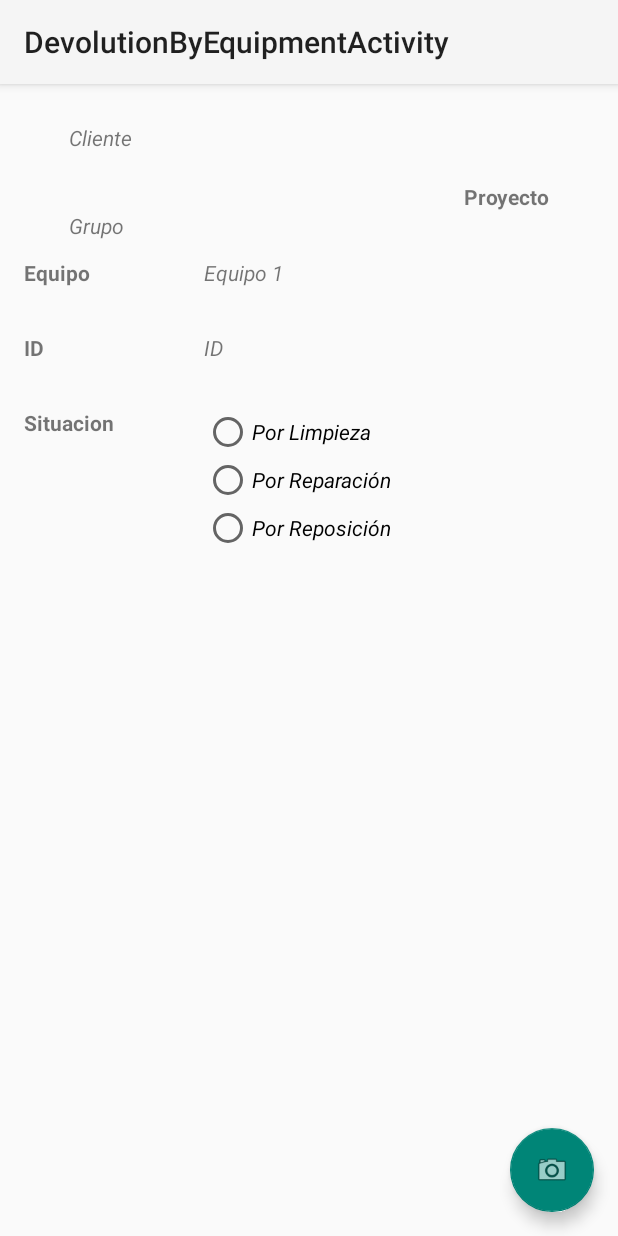
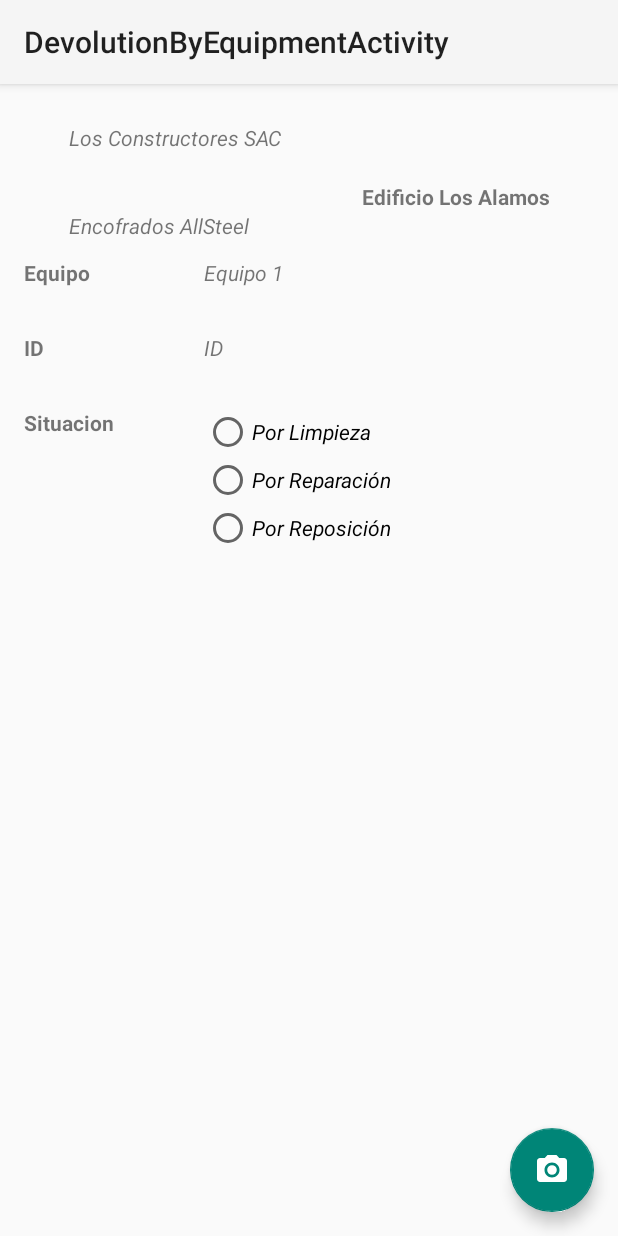
Before and after one commit to unispan/mobile-app-unispan, an Android app: the DevolutionByEquipmentActivity screen opened directly, with no data from a screen before it, on a phone screen of 412 x 824 dp. Run offline under Robolectric (Android 15) with nearby library versions, the phone set to English and light mode, and no system bars.

Commit message:
Modificar Valores por defecto

```diff
--- a/app/src/main/AndroidManifest.xml
+++ b/app/src/main/AndroidManifest.xml
@@ -7,6 +7,7 @@
         android:allowBackup="true"
         android:icon="@mipmap/ic_launcher"
         android:label="@string/app_name"
+        android:description="@string/app_name"
         android:supportsRtl="true"
         android:theme="@style/AppTheme">
         <meta-data
@@ -27,7 +28,6 @@
             android:label="@string/title_activity_login">
             <intent-filter>
                 <action android:name="android.intent.action.MAIN" />
-
                 <category android:name="android.intent.category.LAUNCHER" />
             </intent-filter>
         </activity>
--- a/app/src/main/res/layout/activity_devolution.xml
+++ b/app/src/main/res/layout/activity_devolution.xml
@@ -1,5 +1,6 @@
 <?xml version="1.0" encoding="utf-8"?>
-<android.support.design.widget.CoordinatorLayout xmlns:android="http://schemas.android.com/apk/res/android"
+<android.support.design.widget.CoordinatorLayout
+    xmlns:android="http://schemas.android.com/apk/res/android"
     xmlns:app="http://schemas.android.com/apk/res-auto"
     xmlns:tools="http://schemas.android.com/tools"
     android:layout_width="match_parent"
@@ -29,6 +30,6 @@
         android:layout_height="wrap_content"
         android:layout_gravity="bottom|end"
         android:layout_margin="@dimen/fab_margin"
-        app:srcCompat="@android:drawable/ic_dialog_email" />
+        android:src="@drawable/ic_done_white_24dp" />
 
 </android.support.design.widget.CoordinatorLayout>
--- a/app/src/main/res/layout/activity_devolution_by_equipment.xml
+++ b/app/src/main/res/layout/activity_devolution_by_equipment.xml
@@ -1,5 +1,6 @@
 <?xml version="1.0" encoding="utf-8"?>
-<android.support.design.widget.CoordinatorLayout xmlns:android="http://schemas.android.com/apk/res/android"
+<android.support.design.widget.CoordinatorLayout
+    xmlns:android="http://schemas.android.com/apk/res/android"
     xmlns:app="http://schemas.android.com/apk/res-auto"
     xmlns:tools="http://schemas.android.com/tools"
     android:layout_width="match_parent"
@@ -29,6 +30,6 @@
         android:layout_height="wrap_content"
         android:layout_gravity="bottom|end"
         android:layout_margin="@dimen/fab_margin"
-        app:srcCompat="@android:drawable/ic_menu_camera" />
+        android:src="@drawable/ic_camera_alt_white_24dp" />
 
 </android.support.design.widget.CoordinatorLayout>
--- a/app/src/main/res/layout/activity_equipment.xml
+++ b/app/src/main/res/layout/activity_equipment.xml
@@ -29,6 +29,6 @@
         android:layout_height="wrap_content"
         android:layout_gravity="bottom|end"
         android:layout_margin="@dimen/fab_margin"
-        app:srcCompat="@android:drawable/ic_dialog_email" />
+        android:src="@drawable/ic_done_white_24dp" />
 
 </android.support.design.widget.CoordinatorLayout>
--- a/app/src/main/res/layout/card_devolution.xml
+++ b/app/src/main/res/layout/card_devolution.xml
@@ -28,19 +28,19 @@
                 android:textStyle="bold"
                 android:textSize="18dp"
                 android:gravity="end"
-                android:text="Nombre del cliente"
+                android:text="@string/string_sample_customer"
                 android:id="@+id/customerTextView"/>
             <TextView
                 android:layout_width="wrap_content"
                 android:layout_height="wrap_content"
                 android:textSize="16dp"
-                android:text="Direccion de la Obra"
+                android:text="@string/string_sample_proyect"
                 android:id="@+id/buildTextView"/>
             <TextView
                 android:layout_width="wrap_content"
                 android:layout_height="wrap_content"
                 android:textStyle="italic"
-                android:text="08:00 - 10:00"
+                android:text="@string/string_sample_schedule"
                 android:id="@+id/scheduledTextView"/>
         </LinearLayout>
     </LinearLayout>
--- a/app/src/main/res/layout/card_equipment.xml
+++ b/app/src/main/res/layout/card_equipment.xml
@@ -23,14 +23,14 @@
                 android:textStyle="bold"
                 android:textSize="18dp"
                 android:gravity="end"
-                android:text="Equipo"
+                android:text="@string/string_sample_name_equiment"
                 android:id="@+id/nameEquipmentTextView"/>
             <TextView
                 android:layout_width="wrap_content"
                 android:layout_height="wrap_content"
                 android:textStyle="italic"
                 android:layout_gravity="end"
-                android:text="Pendiente"
+                android:text="@string/string_sample_state_equiment"
                 android:id="@+id/stateEquipmentTextView"/>
         </LinearLayout>
     </LinearLayout>
--- a/app/src/main/res/layout/card_group.xml
+++ b/app/src/main/res/layout/card_group.xml
@@ -23,7 +23,7 @@
                 android:textStyle="bold"
                 android:textSize="18dp"
                 android:gravity="end"
-                android:text="Grupo"
+                android:text="@string/string_sample_name_group"
                 android:id="@+id/nameGroupTextView"/>
             <TextView
                 android:layout_width="wrap_content"
--- a/app/src/main/res/layout/content_devolution.xml
+++ b/app/src/main/res/layout/content_devolution.xml
@@ -27,14 +27,14 @@
             <TextView
                 android:layout_width="match_parent"
                 android:layout_height="wrap_content"
-                android:text="Cliente"
+                android:text="@string/string_sample_customer"
                 android:id="@id/customerTextView"
                 android:textStyle="italic"/>
 
             <TextView
                 android:layout_width="match_parent"
                 android:layout_height="wrap_content"
-                android:text="Proyecto"
+                android:text="@string/string_sample_proyect"
                 android:id="@id/buildTextView"
                 android:paddingTop="20dp"
                 android:textStyle="bold"
--- a/app/src/main/res/layout/content_devolution_by_equipment.xml
+++ b/app/src/main/res/layout/content_devolution_by_equipment.xml
@@ -27,14 +27,14 @@
             <TextView
                 android:layout_width="match_parent"
                 android:layout_height="wrap_content"
-                android:text="Cliente"
+                android:text="@string/string_sample_customer"
                 android:id="@id/customerTextView"
                 android:textStyle="italic"/>
 
             <TextView
                 android:layout_width="match_parent"
                 android:layout_height="wrap_content"
-                android:text="Proyecto"
+                android:text="@string/string_sample_proyect"
                 android:id="@id/buildTextView"
                 android:paddingTop="20dp"
                 android:textStyle="bold"
@@ -43,7 +43,7 @@
             <TextView
                 android:layout_width="match_parent"
                 android:layout_height="wrap_content"
-                android:text="Grupo"
+                android:text="@string/string_sample_name_group"
                 android:id="@id/nameGroupTextView"
                 android:textStyle="italic"/>
         </LinearLayout>
--- a/app/src/main/res/layout/content_equipment.xml
+++ b/app/src/main/res/layout/content_equipment.xml
@@ -27,14 +27,14 @@
             <TextView
                 android:layout_width="match_parent"
                 android:layout_height="wrap_content"
-                android:text="Cliente"
+                android:text="@string/string_sample_customer"
                 android:id="@id/customerTextView"
                 android:textStyle="italic"/>
 
             <TextView
                 android:layout_width="match_parent"
                 android:layout_height="wrap_content"
-                android:text="Proyecto"
+                android:text="@string/string_sample_proyect"
                 android:id="@id/buildTextView"
                 android:paddingTop="20dp"
                 android:textStyle="bold"
@@ -43,7 +43,7 @@
             <TextView
                 android:layout_width="match_parent"
                 android:layout_height="wrap_content"
-                android:text="Grupo"
+                android:text="@string/string_sample_name_group"
                 android:id="@id/nameGroupTextView"
                 android:textStyle="italic"/>
         </LinearLayout>
--- a/app/src/main/res/layout/nav_header_main.xml
+++ b/app/src/main/res/layout/nav_header_main.xml
@@ -17,7 +17,7 @@
         android:layout_width="wrap_content"
         android:layout_height="wrap_content"
         android:paddingTop="@dimen/nav_header_vertical_spacing"
-        app:srcCompat="@android:drawable/sym_def_app_icon" />
+        android:src="@mipmap/ic_user" />
 
     <TextView
         android:id="@+id/userNameTextView"
--- a/app/src/main/res/values/strings.xml
+++ b/app/src/main/res/values/strings.xml
@@ -25,4 +25,11 @@
     <string name="title_activity_devolution">DevolutionActivity</string>
     <string name="title_activity_equipment">EquipmentActivity</string>
     <string name="title_activity_devolution_by_equipment">DevolutionByEquipmentActivity</string>
+
+    <string name="string_sample_customer">Los Constructores SAC</string>
+    <string name="string_sample_proyect">Edificio Los Alamos</string>
+    <string name="string_sample_name_group">Encofrados AllSteel</string>
+    <string name="string_sample_name_equiment">Equipo 1</string>
+    <string name="string_sample_state_equiment">Pendiente</string>
+    <string name="string_sample_schedule">08:00 - 10:00</string>
 </resources>
```
Also changed, not shown: app/src/main/res/drawable/ic_done_white_24dp.xml (added, +9 -0 lines), app/src/main/ic_user-web.png (added), app/src/main/res/mipmap-hdpi/ic_user.png (added), app/src/main/res/mipmap-mdpi/ic_user.png (added), app/src/main/res/mipmap-xhdpi/ic_user.png (added), app/src/main/res/mipmap-xxhdpi/ic_user.png (added), app/src/main/res/mipmap-xxxhdpi/ic_user.png (added).
